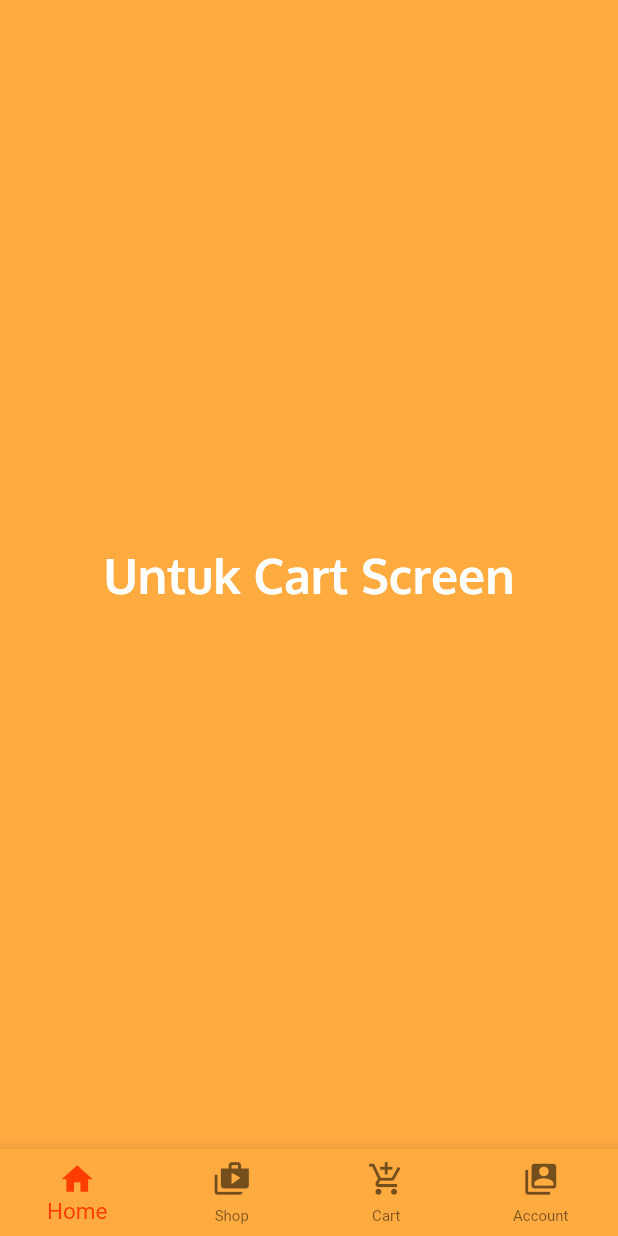
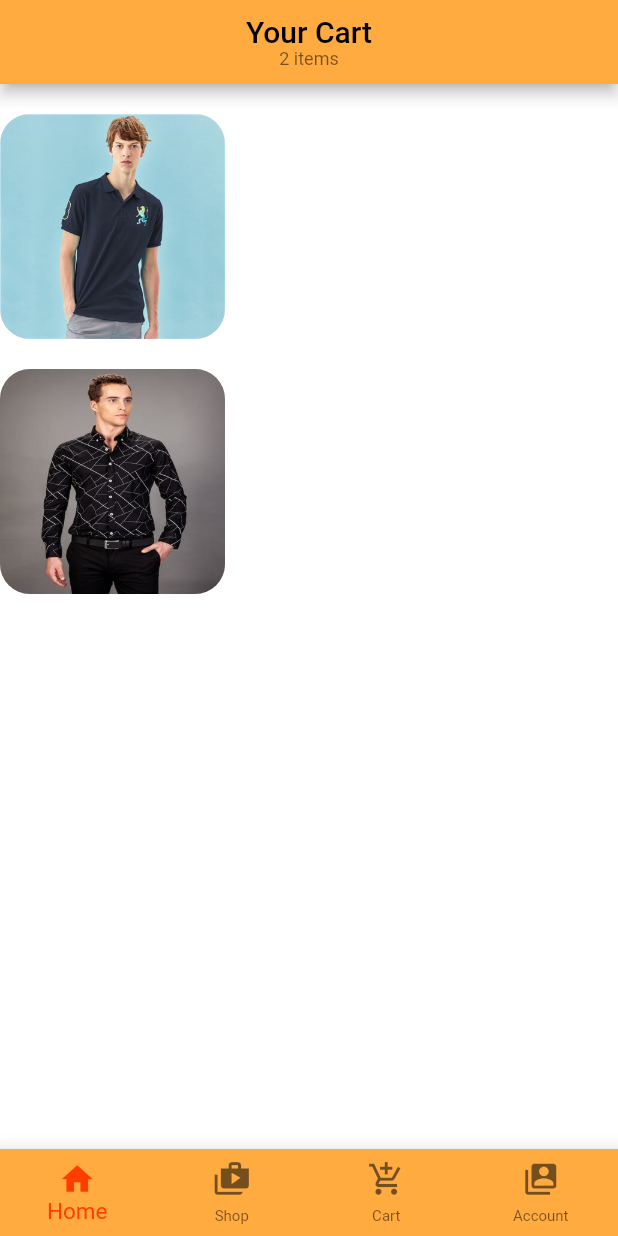
Before and after one commit to HabibHadmy99/closet-map-new, a Flutter app: the screen it shows after launch, item 3 of the bottom bar chosen, on a phone screen of 412 x 824 dp. Run offline on Flutter 3.47's test engine with Material 2 defaults, Android fonts, the phone set to English and light mode, and no system bars; our stand-ins replace circular_profile_avatar, flutter_svg.

Commit message:
cart screen v1

```diff
--- a/lib/List/list.dart
+++ b/lib/List/list.dart
@@ -5,3 +5,26 @@ List<Map> shirts = [
   {'name': 'Swagor', 'brand': 'Levis', 'image': 'assets/images/two.jpg'},
   {'name': 'Munchik', 'brand': 'Guess', 'image': 'assets/images/three.jpg'},
 ];
+
+List<Map> buyshirts = [
+  {
+    'name': 'Polo v1',
+    'brand': 'Polo Ralph',
+    'image': 'assets/images/four.jpg',
+    'price': '100'
+  },
+  {
+    'name': 'Munchik',
+    'brand': 'Guess',
+    'image': 'assets/images/three.jpg',
+    'price': '120'
+  },
+];
+
+List<Map> icon = [
+  {
+    'name': 'Polo v1',
+    'brand': 'Polo Ralph',
+    'image': 'assets/images/61848.png'
+  },
+];
--- a/lib/screen/cart.dart
+++ b/lib/screen/cart.dart
@@ -1,3 +1,4 @@
+import 'package:closet_map/List/list.dart';
 import 'package:closet_map/nav_bar/CustomAppBar.dart';
 import 'package:flutter/material.dart';
 
@@ -8,21 +9,101 @@ class CartScreen extends StatelessWidget {
   @override
   Widget build(BuildContext context) {
     return Scaffold(
+      appBar: AppBar(
+        centerTitle: true,
+        backgroundColor: Colors.orangeAccent,
+        title: Column(
+          children: [
+            Text(
+              "Your Cart",
+              style: TextStyle(color: Colors.black),
+            ),
+            Text(
+              "${buyshirts.length} items",
+              style: Theme.of(context).textTheme.caption,
+            ),
+          ],
+        ),
+      ),
       bottomNavigationBar: CustomAppBar(),
-      backgroundColor: Colors.orangeAccent,
-      body: Center(
-        child: Column(
-            mainAxisAlignment: MainAxisAlignment.center,
-            children: <Widget>[
-              Text(
-                "Untuk Cart Screen",
-                style: TextStyle(
-                    fontSize: 32.0,
-                    color: Colors.white,
-                    fontFamily: 'Oxygen',
-                    fontWeight: FontWeight.bold),
+      backgroundColor: Colors.white,
+      body: Container(
+        //height: 400,
+        child: ListView.builder(
+          scrollDirection: Axis.vertical,
+          itemCount: buyshirts.length,
+          itemBuilder: (context, index) {
+            return Container(
+              child: Column(
+                crossAxisAlignment: CrossAxisAlignment.start,
+                children: <Widget>[
+                  SizedBox(height: 20),
+                  Container(
+                    child: Row(children: [
+                      Container(
+                        padding: EdgeInsets.symmetric(horizontal: 16),
+                        width: 150,
+                        height: 150,
+                        decoration: BoxDecoration(
+                          color: Colors.red[100],
+                          image: new DecorationImage(
+                              image: new AssetImage(buyshirts[index]['image'])),
+                          borderRadius: BorderRadius.circular(20),
+                        ),
+                      ),
+                      /*Column(children: [
+                        Container(
+                          height: 50,
+                          padding: EdgeInsets.only(left: 10),
+                          child: Text(
+                            buyshirts[index]['name'],
+                            style: TextStyle(
+                              fontWeight: FontWeight.bold,
+                              fontSize: 20,
+                            ),
+                          ),
+                        ),
+                        Container(
+                          height: 50,
+                          padding: EdgeInsets.only(left: 10),
+                          child: Text(
+                            buyshirts[index]['brand'],
+                            style: TextStyle(
+                              fontWeight: FontWeight.bold,
+                              fontSize: 20,
+                            ),
+                          ),
+                        ),
+                        Container(
+                          //height: 120,
+                          padding: EdgeInsets.only(left: 10),
+                          child: Text(
+                            buyshirts[index]['price'],
+                            style: TextStyle(
+                              fontWeight: FontWeight.bold,
+                              fontSize: 20,
+                            ),
+                          ),
+                        ),
+                      ]),
+                      Container(
+                        padding: EdgeInsets.all(30),
+                        width: 35,
+                        height: 35,
+                        decoration: BoxDecoration(
+                          color: Colors.red[500],
+                          image: new DecorationImage(
+                              image: new AssetImage("assets/images/61848.png")),
+                          borderRadius: BorderRadius.circular(5),
+                        ),
+                      ),*/
+                    ]),
+                  ),
+                ],
               ),
-            ]),
+            );
+          },
+        ),
       ),
     );
   }
```
Also changed, not shown: assets/images/61848.png (added), assets/images/three.jpg, 1 other file.
